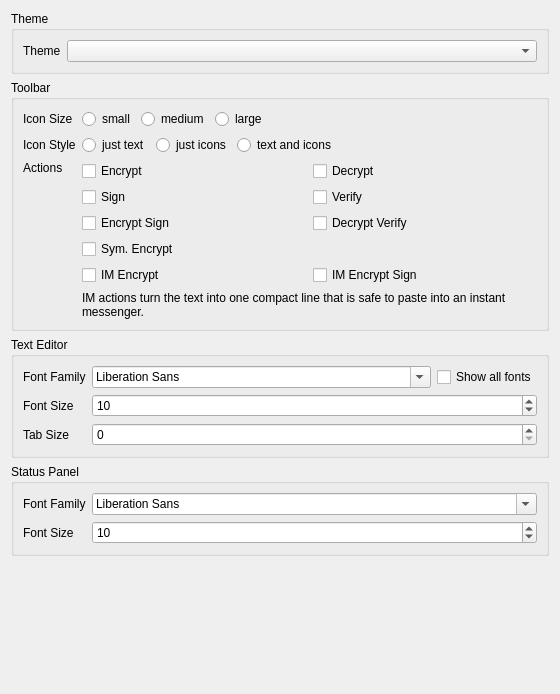
Above: ui/AppearanceSettings.ui from saturneric/GpgFrontend before the change. Below: the same form after it.
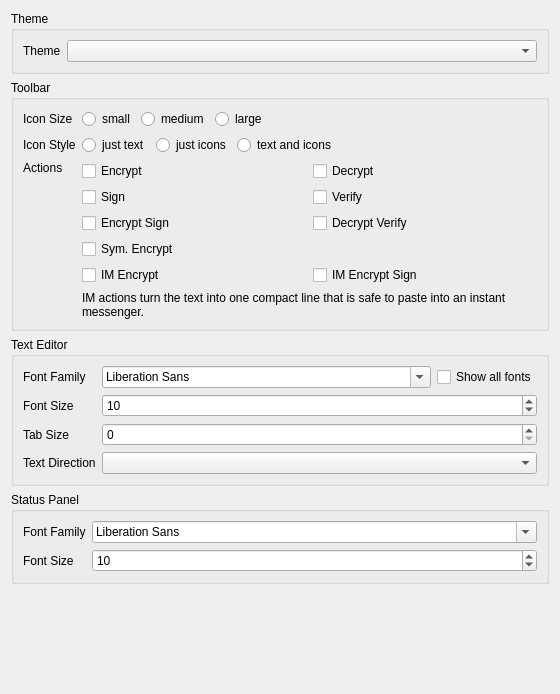
That is the form after the change.

Commit message:
feat(ui): add automatic text direction support
- detect strong Unicode text direction for documents and strings
- add persistent appearance settings for LTR, RTL, and auto modes
- apply direction changes to the text editor and information board
- reposition the plain-text editor gutter for right-to-left layouts
- propagate effective direction changes across editor tabs

Diff of the .ui file:
```diff
--- a/ui/AppearanceSettings.ui
+++ b/ui/AppearanceSettings.ui
@@ -294,6 +294,16 @@
       <item row="2" column="1">
        <widget class="QSpinBox" name="textEditorTabSizeSpinBox"/>
       </item>
+      <item row="3" column="0">
+       <widget class="QLabel" name="textEditorDirectionLabel">
+        <property name="text">
+         <string>Text Direction</string>
+        </property>
+       </widget>
+      </item>
+      <item row="3" column="1">
+       <widget class="QComboBox" name="textEditorDirectionComboBox"/>
+      </item>
      </layout>
     </widget>
    </item>
```
The commit also changes 13 other files.
